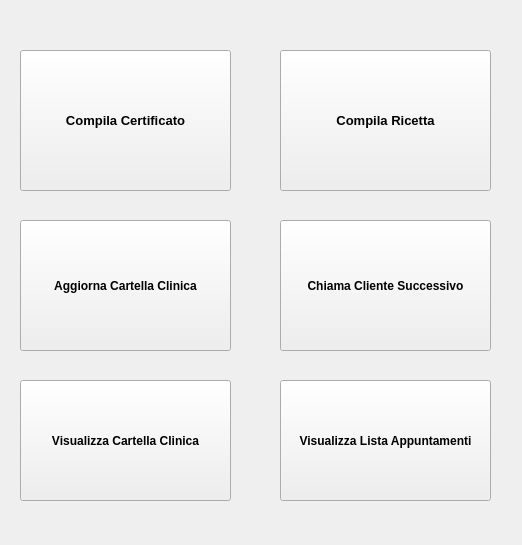
The window that GUI/Menu Dottore.ui (S1098357/ClinicaAlpha) describes before a commit, drawn with Qt 5.
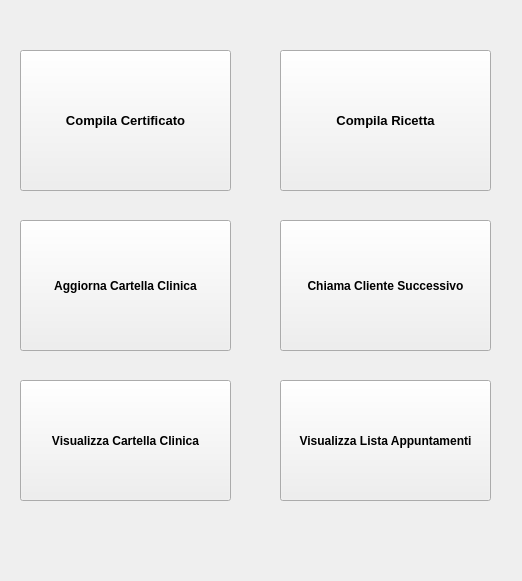
The same window after the commit.

Diff of the .ui file:
```diff
--- a/GUI/Menu Dottore.ui
+++ b/GUI/Menu Dottore.ui
@@ -7,7 +7,7 @@
     <x>0</x>
     <y>0</y>
     <width>522</width>
-    <height>545</height>
+    <height>581</height>
    </rect>
   </property>
   <property name="windowTitle">
@@ -138,7 +138,7 @@
      <x>20</x>
      <y>10</y>
      <width>461</width>
-     <height>20</height>
+     <height>31</height>
     </rect>
    </property>
    <property name="font">
@@ -150,6 +150,24 @@
     <string/>
    </property>
   </widget>
+  <widget class="QLabel" name="label_2">
+   <property name="geometry">
+    <rect>
+     <x>40</x>
+     <y>520</y>
+     <width>441</width>
+     <height>31</height>
+    </rect>
+   </property>
+   <property name="font">
+    <font>
+     <pointsize>10</pointsize>
+    </font>
+   </property>
+   <property name="text">
+    <string/>
+   </property>
+  </widget>
  </widget>
  <resources/>
  <connections/>
```
